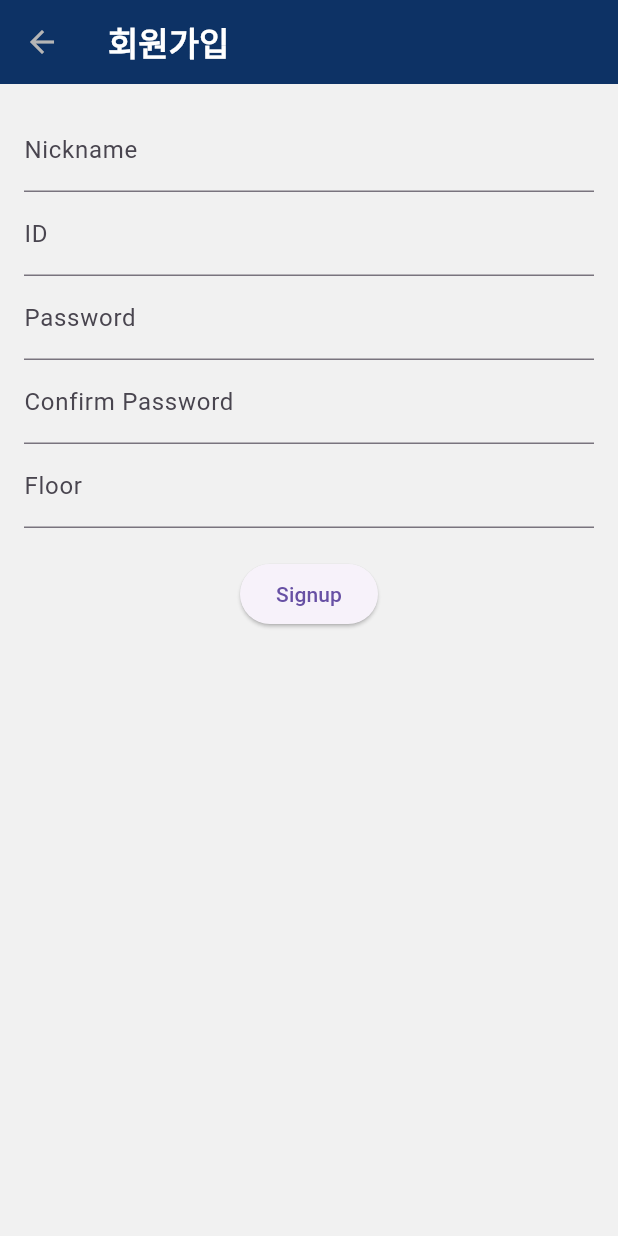
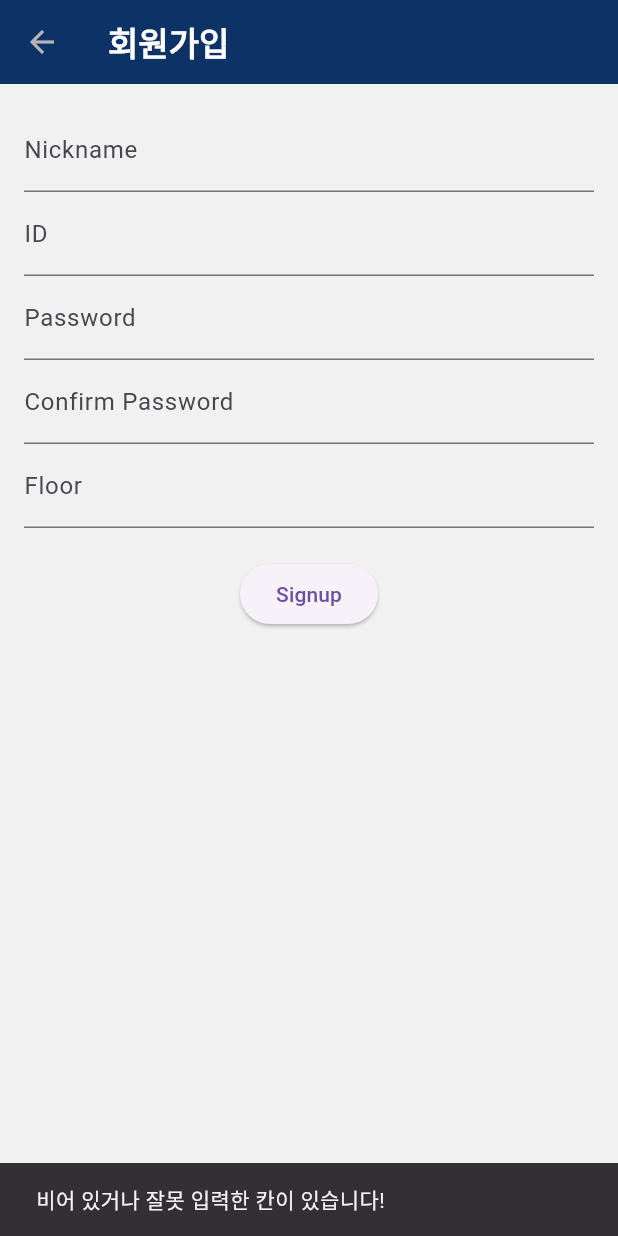
Before and after one commit to Dongwhi/KyungHee_Topia, a Flutter app: the SignupScreen screen opened directly with empty values, after a tap on "Signup", on a phone screen of 412 x 824 dp. Run offline on Flutter 3.47's test engine with Material 3 defaults, Android fonts, the phone set to English and light mode, and no system bars; our stand-ins replace hive, hive_flutter; accounts and stored records are empty.

Commit message:
Update signup_screen.dart

```diff
--- a/lib/screens/signup_screen.dart
+++ b/lib/screens/signup_screen.dart
@@ -79,12 +79,18 @@ class _SignupScreenState extends State<SignupScreen> {
                 String id = _idController.text;
                 String password = _passwordController.text;
                 String confirmPassword = _confirmPasswordController.text;
-                int floor = int.parse(_floorController.text);
+                bool floorErrorCheck = false;
+                int floor = 0;
+                try {
+                  int floor = int.parse(_floorController.text);
+                } on FormatException{
+                  floorErrorCheck = true;
+                }
 
-                if (nickname == "" || id == "" || password== "" || confirmPassword == "") {
+                if (nickname == "" || id == "" || password== "" || confirmPassword == "" || floorErrorCheck) {
                   ScaffoldMessenger.of(context).showSnackBar(
                     SnackBar(
-                      content: Text('입력하지 않은 칸이 있습니다!'),
+                      content: Text('비어 있거나 잘못 입력한 칸이 있습니다!'),
                     ),
                   );
                 }
@@ -94,7 +100,7 @@ class _SignupScreenState extends State<SignupScreen> {
                   print('Password: $password');
 
                   //box.add(User(widget.name, nickname, id, password, floor, false, [0, 0, 0, 0], 0, List.empty(growable : true)));  // put()은 key값이 인덱스로 자동 설정됨.
-                  box.put(widget.name, User(widget.name, nickname, id, password, floor, false, [0, 0, 0, 0], 0, List.empty(growable : true), ['$floor층 채팅방']));
+                  box.put(widget.name, User(widget.name, nickname, id, password, floor, false, [0, 0, 0, 0], 0, List.empty(growable : true), ['${floor}층 채팅방']));
 
                   // Navigate to HomeScreen
                   Navigator.push(
```
